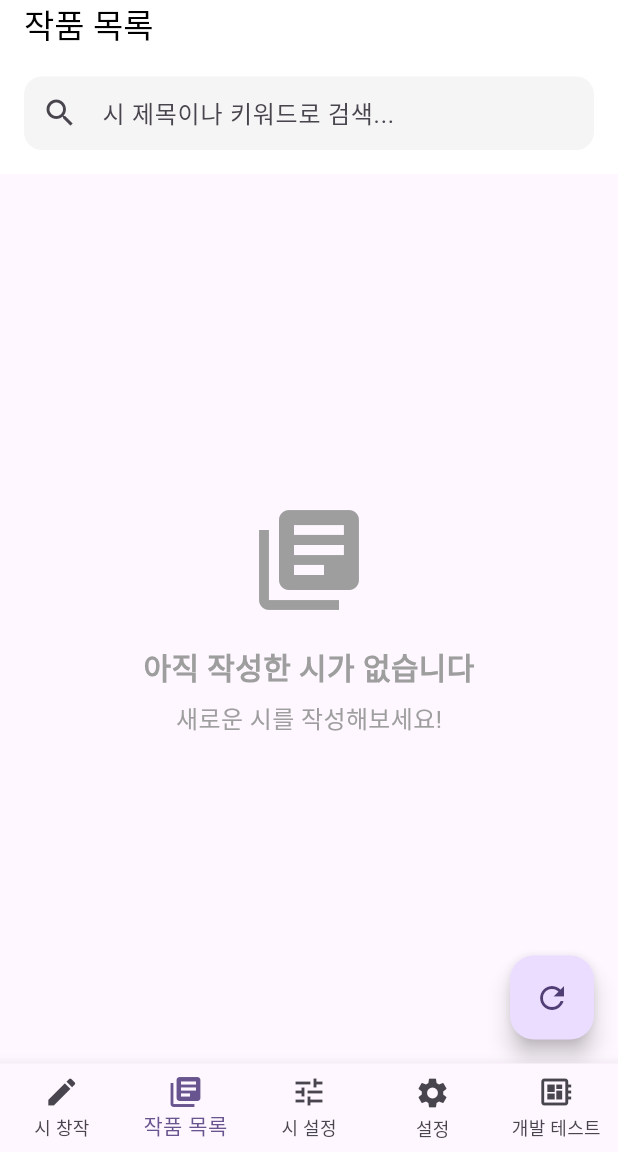
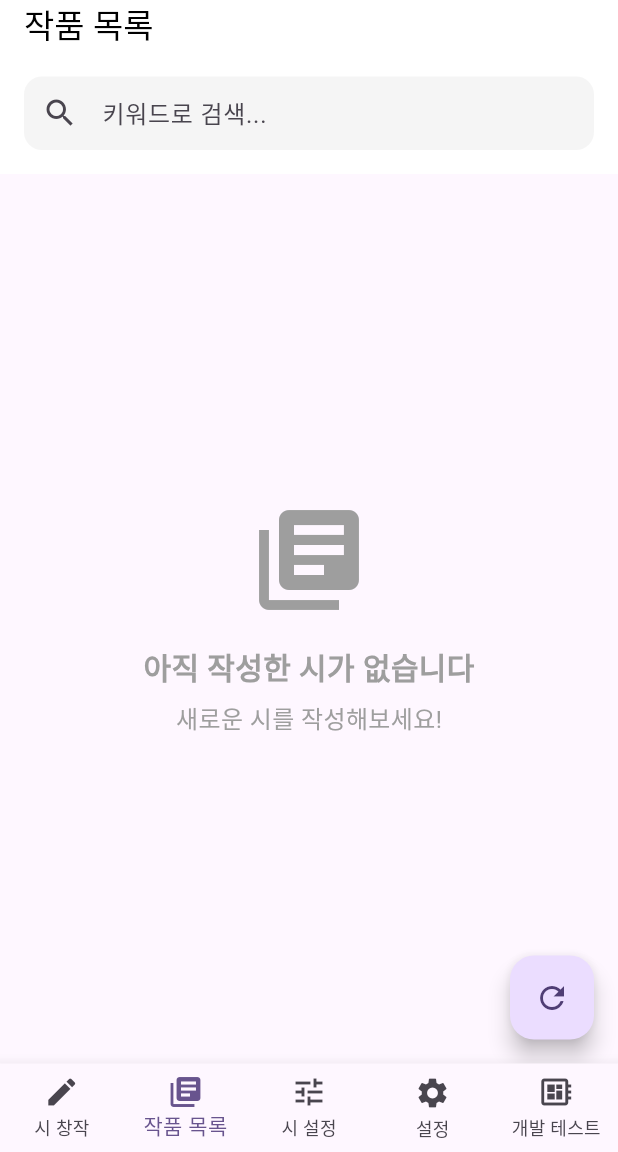
Before and after one commit to izowooi/clever-lemon, a Flutter app: the screen it shows once a user with an empty profile is signed in, item 2 of the bottom bar chosen, on a phone screen of 412 x 824 dp, the part 84-1236 px from its top. Run offline on Flutter 3.47's test engine with Material 3 defaults, Android fonts, the phone set to English and light mode, and no system bars; our stand-ins replace drift, firebase_core, firebase_remote_config, flutter_riverpod, google_sign_in, shared_preferences and 2 more; accounts and stored records are empty; generated files the repository leaves out were written again.

Commit message:
문구 변경

```diff
--- a/flutter_proj/lib/screens/poetry_list_screen.dart
+++ b/flutter_proj/lib/screens/poetry_list_screen.dart
@@ -36,7 +36,7 @@ class _PoetryListScreenState extends ConsumerState<PoetryListScreen> {
             child: TextField(
               controller: _searchController,
               decoration: InputDecoration(
-                hintText: '시 제목이나 키워드로 검색...',
+                hintText: '키워드로 검색...',
                 prefixIcon: const Icon(Icons.search),
                 suffixIcon: _searchController.text.isNotEmpty
                     ? IconButton(
```
